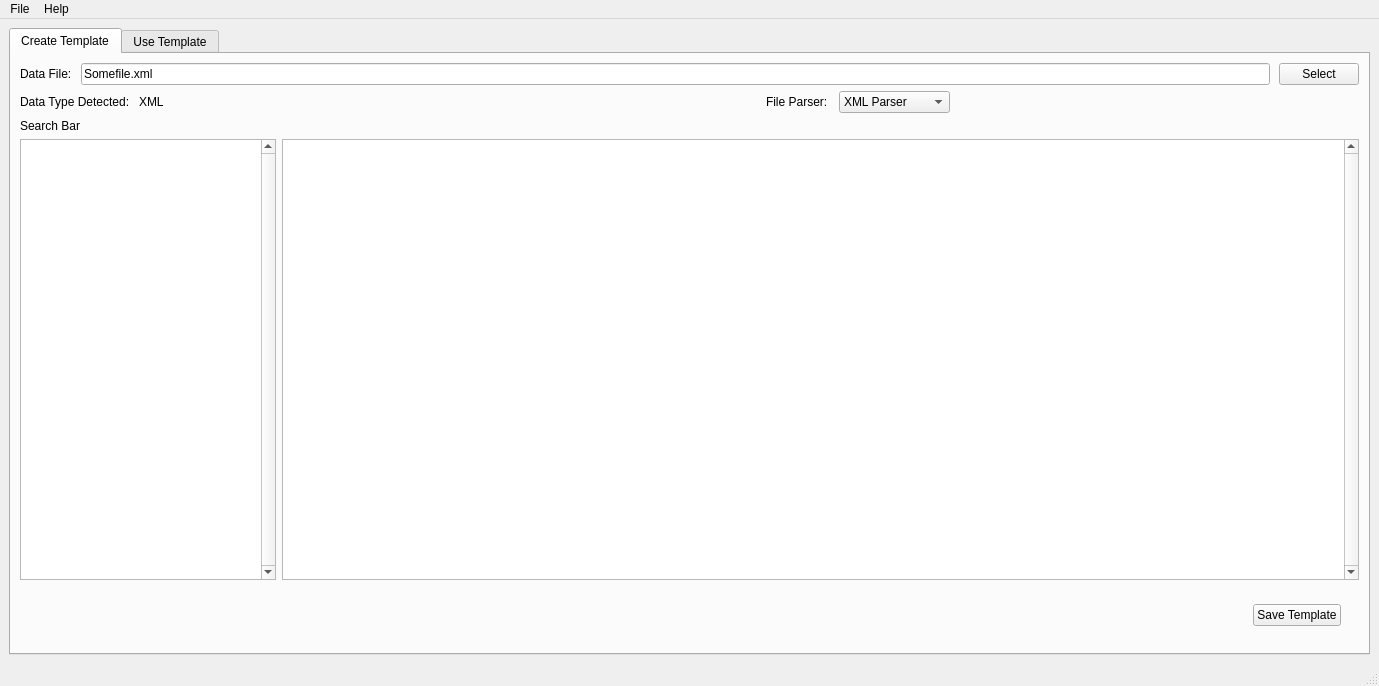
The window that mainwindow.ui (BlueQuartzSoftware/MetaForge) describes before a commit, drawn with Qt 5.
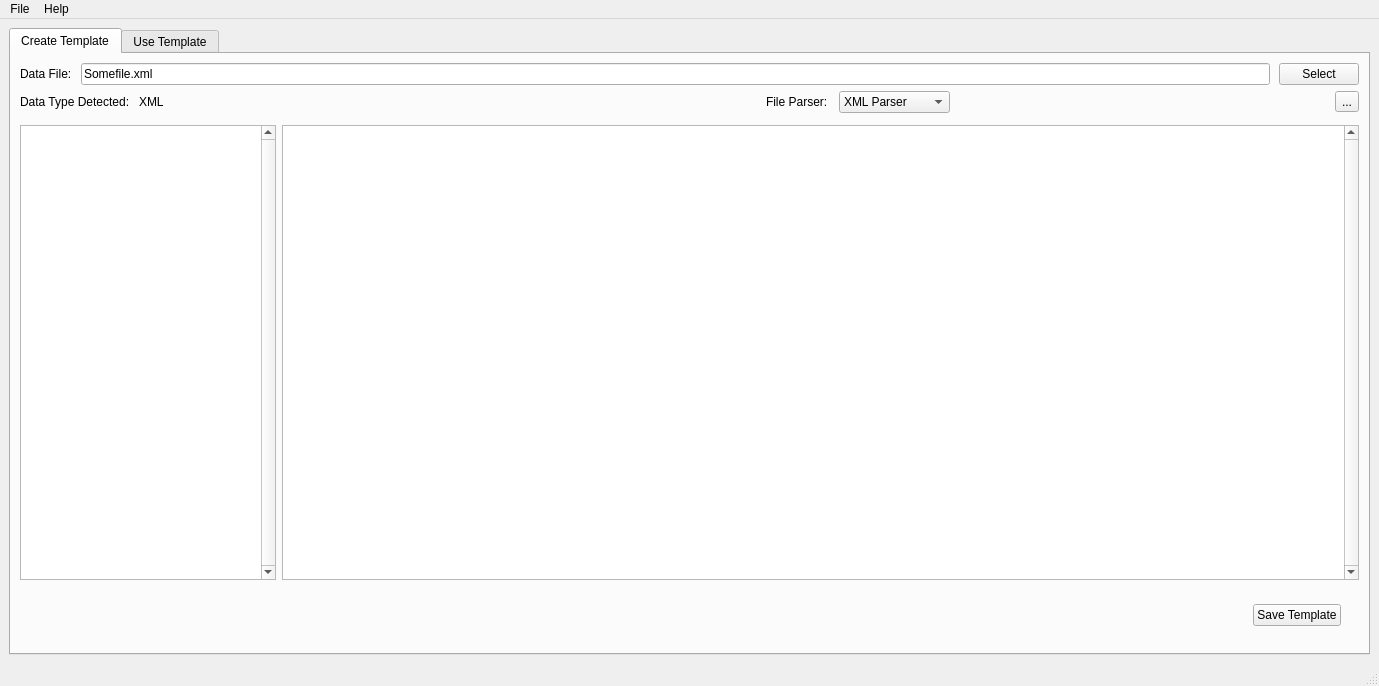
The same window after the commit.

Commit message: edited the append buttons for create and use tableviews to be created in ui. Removed a print

```diff
--- a/mainwindow.ui
+++ b/mainwindow.ui
@@ -158,6 +158,13 @@
               </property>
              </spacer>
             </item>
+            <item>
+             <widget class="QToolButton" name="appendCreateTableRowButton">
+              <property name="text">
+               <string>...</string>
+              </property>
+             </widget>
+            </item>
            </layout>
           </item>
          </layout>
@@ -196,9 +203,12 @@
          </layout>
         </item>
         <item row="2" column="0">
-         <widget class="QLabel" name="label">
-          <property name="text">
-           <string>Search Bar</string>
+         <widget class="QWidget" name="widget_3" native="true">
+          <property name="minimumSize">
+           <size>
+            <width>0</width>
+            <height>0</height>
+           </size>
           </property>
          </widget>
         </item>
```
Left out of the diff: 94 changed lines with no effect on the pictures. The commit also changes 1 other file.
